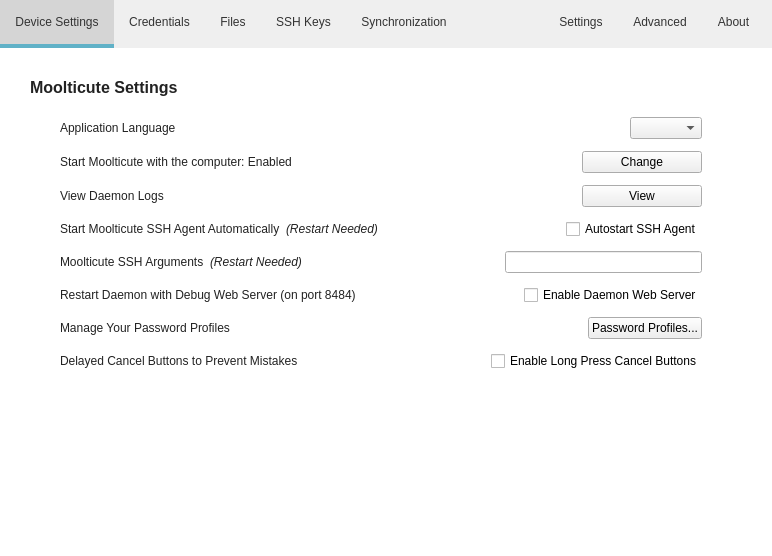
This is src/MainWindow.ui in mooltipass/moolticute as Qt 5 draws it before an edit. The edited form follows.
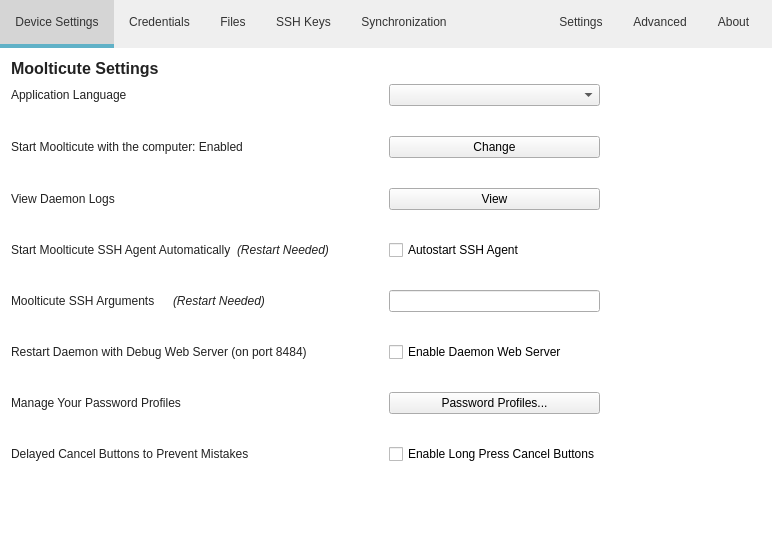
This is the edited form. The open tabs and pages were chosen to show the change. Icons and pictures are not drawn. Custom widgets are drawn as their Qt base class.

Commit message: Closes #69 Put items on Settings tab into a grid layout

```diff
--- a/src/MainWindow.ui
+++ b/src/MainWindow.ui
@@ -2471,19 +2471,7 @@
        </layout>
       </widget>
       <widget class="QWidget" name="pageAppSettings">
-       <layout class="QVBoxLayout" name="verticalLayout_13">
-        <property name="spacing">
-         <number>20</number>
-        </property>
-        <property name="leftMargin">
-         <number>30</number>
-        </property>
-        <property name="topMargin">
-         <number>30</number>
-        </property>
-        <property name="rightMargin">
-         <number>30</number>
-        </property>
+       <layout class="QVBoxLayout" name="verticalLayout_12">
         <item>
          <widget class="QLabel" name="label_31">
           <property name="font">
@@ -2499,181 +2487,57 @@
          </widget>
         </item>
         <item>
-         <layout class="QVBoxLayout" name="verticalLayout_12">
-          <property name="spacing">
-           <number>12</number>
+         <layout class="QGridLayout" name="gridLayout_3" columnstretch="1,0,1">
+          <property name="horizontalSpacing">
+           <number>60</number>
           </property>
-          <property name="leftMargin">
+          <property name="verticalSpacing">
            <number>30</number>
           </property>
-          <property name="rightMargin">
-           <number>40</number>
-          </property>
-          <item>
-           <layout class="QHBoxLayout" name="horizontalLayout_31">
-            <item>
-             <widget class="QLabel" name="label_41">
-              <property name="sizePolicy">
-               <sizepolicy hsizetype="MinimumExpanding" vsizetype="Preferred">
-                <horstretch>0</horstretch>
-                <verstretch>0</verstretch>
-               </sizepolicy>
-              </property>
-              <property name="text">
-               <string>Application Language</string>
-              </property>
-             </widget>
-            </item>
-            <item>
-             <spacer name="horizontalSpacer_15">
-              <property name="orientation">
-               <enum>Qt::Horizontal</enum>
-              </property>
-              <property name="sizeHint" stdset="0">
-               <size>
-                <width>40</width>
-                <height>20</height>
-               </size>
-              </property>
-             </spacer>
-            </item>
-            <item>
-             <widget class="QComboBox" name="comboBoxAppLang"/>
-            </item>
-           </layout>
+          <item row="5" column="1">
+           <widget class="QCheckBox" name="checkBoxDebugHttp">
+            <property name="text">
+             <string>Enable Daemon Web Server</string>
+            </property>
+           </widget>
           </item>
-          <item>
-           <layout class="QHBoxLayout" name="horizontalLayout_17">
-            <item>
-             <widget class="QLabel" name="labelAutoStart">
-              <property name="sizePolicy">
-               <sizepolicy hsizetype="MinimumExpanding" vsizetype="Preferred">
-                <horstretch>0</horstretch>
-                <verstretch>0</verstretch>
-               </sizepolicy>
-              </property>
-              <property name="text">
-               <string>Start Moolticute with the computer: Enabled</string>
-              </property>
-             </widget>
-            </item>
-            <item>
-             <spacer name="horizontalSpacer_21">
-              <property name="orientation">
-               <enum>Qt::Horizontal</enum>
-              </property>
-              <property name="sizeHint" stdset="0">
-               <size>
-                <width>40</width>
-                <height>20</height>
-               </size>
-              </property>
-             </spacer>
-            </item>
-            <item>
-             <widget class="QPushButton" name="pushButtonAutoStart">
-              <property name="minimumSize">
-               <size>
-                <width>120</width>
-                <height>0</height>
-               </size>
-              </property>
-              <property name="text">
-               <string>Change</string>
-              </property>
-             </widget>
-            </item>
-           </layout>
+          <item row="6" column="1">
+           <widget class="QPushButton" name="btnPassGenerationProfiles">
+            <property name="text">
+             <string>Password Profiles...</string>
+            </property>
+           </widget>
           </item>
-          <item>
+          <item row="3" column="1">
+           <widget class="QCheckBox" name="checkBoxSSHAgent">
+            <property name="text">
+             <string>Autostart SSH Agent</string>
+            </property>
+           </widget>
+          </item>
+          <item row="7" column="1">
+           <widget class="QCheckBox" name="checkBoxLongPress">
+            <property name="text">
+             <string>Enable Long Press Cancel Buttons</string>
+            </property>
+           </widget>
+          </item>
+          <item row="2" column="0">
+           <widget class="QLabel" name="label_32">
+            <property name="sizePolicy">
+             <sizepolicy hsizetype="MinimumExpanding" vsizetype="Preferred">
+              <horstretch>0</horstretch>
+              <verstretch>0</verstretch>
+             </sizepolicy>
+            </property>
+            <property name="text">
+             <string>View Daemon Logs</string>
+            </property>
+           </widget>
+          </item>
+          <item row="4" column="0">
            <layout class="QHBoxLayout" name="horizontalLayout_16">
             <item>
-             <widget class="QLabel" name="label_32">
-              <property name="sizePolicy">
-               <sizepolicy hsizetype="MinimumExpanding" vsizetype="Preferred">
-                <horstretch>0</horstretch>
-                <verstretch>0</verstretch>
-               </sizepolicy>
-              </property>
-              <property name="text">
-               <string>View Daemon Logs</string>
-              </property>
-             </widget>
-            </item>
-            <item>
-             <spacer name="horizontalSpacer_20">
-              <property name="orientation">
-               <enum>Qt::Horizontal</enum>
-              </property>
-              <property name="sizeHint" stdset="0">
-               <size>
-                <width>40</width>
-                <height>20</height>
-               </size>
-              </property>
-             </spacer>
-            </item>
-            <item>
-             <widget class="QPushButton" name="pushButtonViewLogs">
-              <property name="minimumSize">
-               <size>
-                <width>120</width>
-                <height>0</height>
-               </size>
-              </property>
-              <property name="text">
-               <string>View</string>
-              </property>
-             </widget>
-            </item>
-           </layout>
-          </item>
-          <item>
-           <layout class="QHBoxLayout" name="horizontalLayout_19">
-            <item>
-             <widget class="QLabel" name="label_34">
-              <property name="text">
-               <string>Start Moolticute SSH Agent Automatically</string>
-              </property>
-             </widget>
-            </item>
-            <item>
-             <widget class="QLabel" name="label_35">
-              <property name="font">
-               <font>
-                <italic>true</italic>
-               </font>
-              </property>
-              <property name="text">
-               <string>(Restart Needed)</string>
-              </property>
-             </widget>
-            </item>
-            <item>
-             <spacer name="horizontalSpacer_23">
-              <property name="orientation">
-               <enum>Qt::Horizontal</enum>
-              </property>
-              <property name="sizeHint" stdset="0">
-               <size>
-                <width>40</width>
-                <height>20</height>
-               </size>
-              </property>
-             </spacer>
-            </item>
-            <item>
-             <widget class="QCheckBox" name="checkBoxSSHAgent">
-              <property name="text">
-               <string>Autostart SSH Agent</string>
-              </property>
-             </widget>
-            </item>
-           </layout>
-          </item>
-          <item>
-           <layout class="QHBoxLayout" name="horizontalLayout_33">
-            <item>
              <widget class="QLabel" name="label_43">
               <property name="text">
                <string>Moolticute SSH Arguments</string>
@@ -2692,150 +2556,156 @@
               </property>
              </widget>
             </item>
-            <item>
-             <spacer name="horizontalSpacer_34">
-              <property name="orientation">
-               <enum>Qt::Horizontal</enum>
-              </property>
-              <property name="sizeHint" stdset="0">
-               <size>
-                <width>40</width>
-                <height>20</height>
-               </size>
-              </property>
-             </spacer>
-            </item>
-            <item>
-             <widget class="QLineEdit" name="lineEditSshArgs"/>
-            </item>
            </layout>
           </item>
-          <item>
-           <layout class="QHBoxLayout" name="horizontalLayout_18">
-            <item>
-             <widget class="QLabel" name="label_33">
-              <property name="sizePolicy">
-               <sizepolicy hsizetype="MinimumExpanding" vsizetype="Preferred">
-                <horstretch>0</horstretch>
-                <verstretch>0</verstretch>
-               </sizepolicy>
-              </property>
-              <property name="text">
-               <string>Restart Daemon with Debug Web Server (on port 8484)</string>
-              </property>
-             </widget>
-            </item>
-            <item>
-             <spacer name="horizontalSpacer_22">
-              <property name="orientation">
-               <enum>Qt::Horizontal</enum>
-              </property>
-              <property name="sizeHint" stdset="0">
-               <size>
-                <width>40</width>
-                <height>20</height>
-               </size>
-              </property>
-             </spacer>
-            </item>
-            <item>
-             <widget class="QCheckBox" name="checkBoxDebugHttp">
-              <property name="text">
-               <string>Enable Daemon Web Server</string>
-              </property>
-             </widget>
-            </item>
-           </layout>
+          <item row="6" column="0">
+           <widget class="QLabel" name="label_38">
+            <property name="sizePolicy">
+             <sizepolicy hsizetype="MinimumExpanding" vsizetype="Preferred">
+              <horstretch>0</horstretch>
+              <verstretch>0</verstretch>
+             </sizepolicy>
+            </property>
+            <property name="text">
+             <string>Manage Your Password Profiles</string>
+            </property>
+           </widget>
           </item>
-          <item>
-           <layout class="QHBoxLayout" name="horizontalLayout_30">
-            <item>
-             <widget class="QLabel" name="label_38">
-              <property name="sizePolicy">
-               <sizepolicy hsizetype="MinimumExpanding" vsizetype="Preferred">
-                <horstretch>0</horstretch>
-                <verstretch>0</verstretch>
-               </sizepolicy>
-              </property>
-              <property name="text">
-               <string>Manage Your Password Profiles</string>
-              </property>
-             </widget>
-            </item>
-            <item>
-             <spacer name="horizontalSpacer_14">
-              <property name="orientation">
-               <enum>Qt::Horizontal</enum>
-              </property>
-              <property name="sizeHint" stdset="0">
-               <size>
-                <width>40</width>
-                <height>20</height>
-               </size>
-              </property>
-             </spacer>
-            </item>
-            <item>
-             <widget class="QPushButton" name="btnPassGenerationProfiles">
-              <property name="text">
-               <string>Password Profiles...</string>
-              </property>
-             </widget>
-            </item>
-           </layout>
+          <item row="7" column="0">
+           <widget class="QLabel" name="label_42">
+            <property name="sizePolicy">
+             <sizepolicy hsizetype="MinimumExpanding" vsizetype="Preferred">
+              <horstretch>0</horstretch>
+              <verstretch>0</verstretch>
+             </sizepolicy>
+            </property>
+            <property name="text">
+             <string>Delayed Cancel Buttons to Prevent Mistakes</string>
+            </property>
+           </widget>
           </item>
-          <item>
-           <layout class="QHBoxLayout" name="horizontalLayout_23">
+          <item row="3" column="0">
+           <layout class="QHBoxLayout" name="horizontalLayout_17">
             <item>
-             <widget class="QLabel" name="label_42">
-              <property name="sizePolicy">
-               <sizepolicy hsizetype="MinimumExpanding" vsizetype="Preferred">
-                <horstretch>0</horstretch>
-                <verstretch>0</verstretch>
-               </sizepolicy>
-              </property>
+             <widget class="QLabel" name="label_34">
               <property name="text">
-               <string>Delayed Cancel Buttons to Prevent Mistakes</string>
+               <string>Start Moolticute SSH Agent Automatically</string>
               </property>
              </widget>
             </item>
             <item>
-             <spacer name="horizontalSpacer_33">
-              <property name="orientation">
-               <enum>Qt::Horizontal</enum>
+             <widget class="QLabel" name="label_35">
+              <property name="font">
+               <font>
+                <italic>true</italic>
+               </font>
               </property>
-              <property name="sizeHint" stdset="0">
-               <size>
-                <width>40</width>
-                <height>20</height>
-               </size>
-              </property>
-             </spacer>
-            </item>
-            <item>
-             <widget class="QCheckBox" name="checkBoxLongPress">
               <property name="text">
-               <string>Enable Long Press Cancel Buttons</string>
+               <string>(Restart Needed)</string>
               </property>
              </widget>
             </item>
            </layout>
           </item>
-          <item>
-           <spacer name="verticalSpacer_12">
+          <item row="1" column="0">
+           <widget class="QLabel" name="labelAutoStart">
+            <property name="sizePolicy">
+             <sizepolicy hsizetype="MinimumExpanding" vsizetype="Preferred">
+              <horstretch>0</horstretch>
+              <verstretch>0</verstretch>
+             </sizepolicy>
+            </property>
+            <property name="text">
+             <string>Start Moolticute with the computer: Enabled</string>
+            </property>
+           </widget>
+          </item>
+          <item row="4" column="1">
+           <widget class="QLineEdit" name="lineEditSshArgs"/>
+          </item>
+          <item row="0" column="0">
+           <widget class="QLabel" name="label_41">
+            <property name="sizePolicy">
+             <sizepolicy hsizetype="MinimumExpanding" vsizetype="Preferred">
+              <horstretch>0</horstretch>
+              <verstretch>0</verstretch>
+             </sizepolicy>
+            </property>
+            <property name="text">
+             <string>Application Language</string>
+            </property>
+           </widget>
+          </item>
+          <item row="0" column="1">
+           <widget class="QComboBox" name="comboBoxAppLang"/>
+          </item>
+          <item row="5" column="0">
+           <widget class="QLabel" name="label_33">
+            <property name="sizePolicy">
+             <sizepolicy hsizetype="MinimumExpanding" vsizetype="Preferred">
+              <horstretch>0</horstretch>
+              <verstretch>0</verstretch>
+             </sizepolicy>
+            </property>
+            <property name="text">
+             <string>Restart Daemon with Debug Web Server (on port 8484)</string>
+            </property>
+           </widget>
+          </item>
+          <item row="2" column="1">
+           <widget class="QPushButton" name="pushButtonViewLogs">
+            <property name="minimumSize">
+             <size>
+              <width>120</width>
+              <height>0</height>
+             </size>
+            </property>
+            <property name="text">
+             <string>View</string>
+            </property>
+           </widget>
+          </item>
+          <item row="1" column="1">
+           <widget class="QPushButton" name="pushButtonAutoStart">
+            <property name="minimumSize">
+             <size>
+              <width>120</width>
+              <height>0</height>
+             </size>
+            </property>
+            <property name="text">
+             <string>Change</string>
+            </property>
+           </widget>
+          </item>
+          <item row="0" column="2">
+           <spacer name="horizontalSpacer_14">
             <property name="orientation">
-             <enum>Qt::Vertical</enum>
+             <enum>Qt::Horizontal</enum>
             </property>
             <property name="sizeHint" stdset="0">
              <size>
-              <width>20</width>
-              <height>40</height>
+              <width>40</width>
+              <height>20</height>
              </size>
             </property>
            </spacer>
           </item>
          </layout>
         </item>
+        <item>
+         <spacer name="verticalSpacer_12">
+          <property name="orientation">
+           <enum>Qt::Vertical</enum>
+          </property>
+          <property name="sizeHint" stdset="0">
+           <size>
+            <width>20</width>
+            <height>40</height>
+           </size>
+          </property>
+         </spacer>
+        </item>
        </layout>
       </widget>
       <widget class="QWidget" name="pageIntegrity">
```
